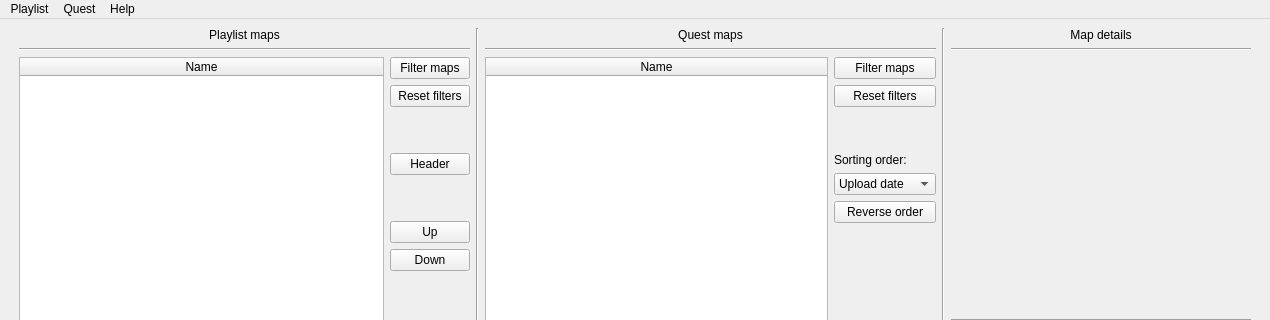
Old version of the form ui/main.ui in the repository Unvire/Quest3-beatsaber-playlist-manager; both pictures show x 0 to 1270 and y 0 to 320 of the 1270 by 770 pixel window.
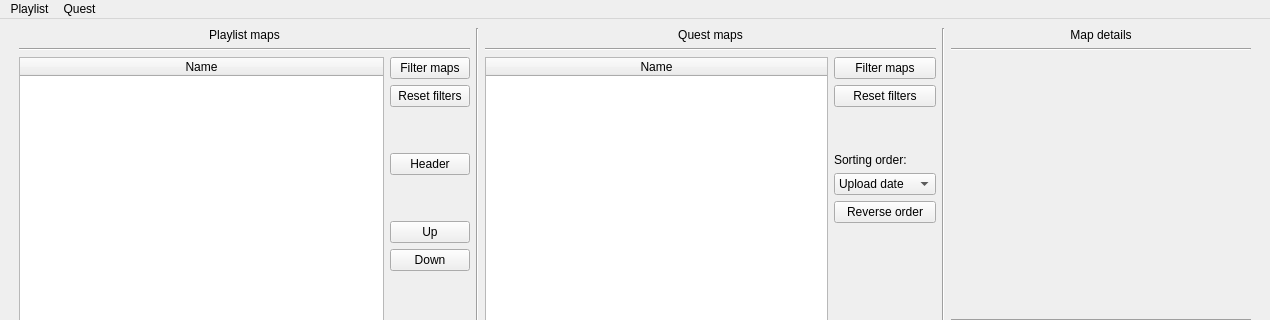
New version of the form.

Commit message: Removes help and debug submenu

What changed in the file:
```diff
--- a/ui/main.ui
+++ b/ui/main.ui
@@ -737,14 +737,8 @@
     <addaction name="savePlaylistAction"/>
     <addaction name="loadPlaylistAction"/>
    </widget>
-   <widget class="QMenu" name="menuHelp">
-    <property name="title">
-     <string>Help</string>
-    </property>
-   </widget>
    <addaction name="menuPlaylist"/>
    <addaction name="menuFile"/>
-   <addaction name="menuHelp"/>
   </widget>
   <widget class="QStatusBar" name="statusbar"/>
   <action name="pullPlaylistsFromQuestAction">
```
Left out of the diff: 3 changed lines with no effect on the pictures.
